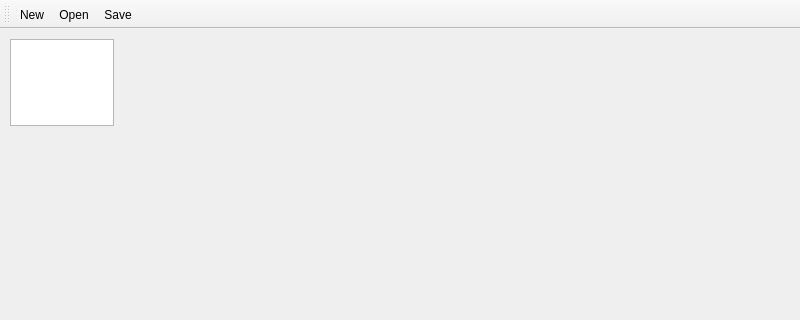
Above: src/hello_notepad.ui from Zhengfu200/hello_notepad before the change; both pictures show x 0 to 800 and y 0 to 320 of the 800 by 600 pixel window. Below: the same form after it.
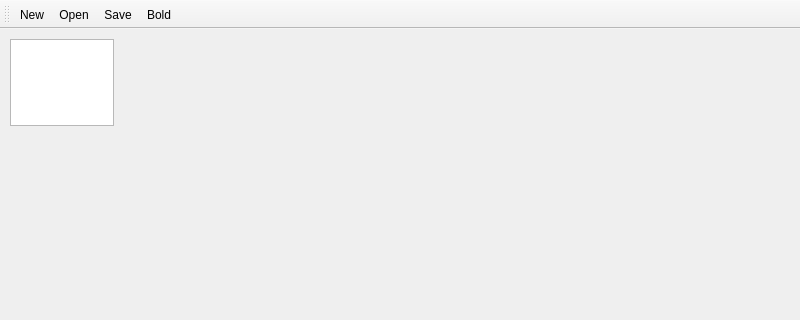
That is the form after the change.

The edit to the form file:
```diff
--- a/src/hello_notepad.ui
+++ b/src/hello_notepad.ui
@@ -49,6 +49,7 @@
    <addaction name="actionNew"/>
    <addaction name="actionOpen"/>
    <addaction name="actionSave"/>
+   <addaction name="actionBold"/>
   </widget>
   <action name="actionNew">
    <property name="text">
@@ -65,6 +66,11 @@
     <string>Save</string>
    </property>
   </action>
+  <action name="actionBold">
+   <property name="text">
+    <string>Bold</string>
+   </property>
+  </action>
  </widget>
  <resources/>
  <connections/>
```
